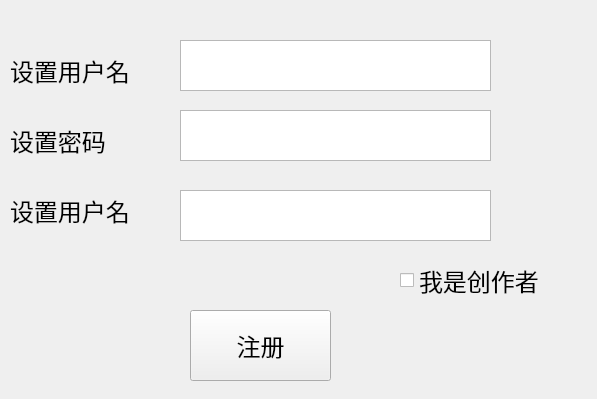
Old version of the form picstore/regist.ui in the repository Godsavelain/PicStore.
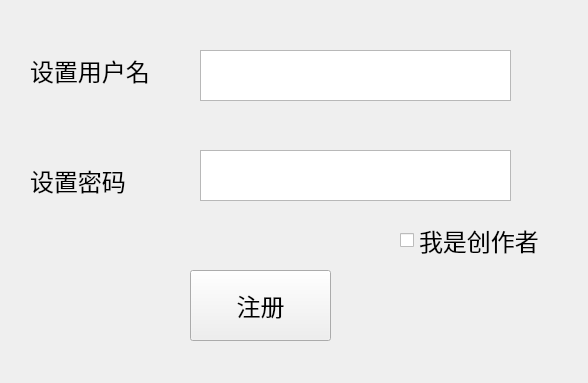
New version of the form.

```diff
--- a/picstore/regist.ui
+++ b/picstore/regist.ui
@@ -6,37 +6,18 @@
    <rect>
     <x>0</x>
     <y>0</y>
-    <width>597</width>
-    <height>399</height>
+    <width>588</width>
+    <height>383</height>
    </rect>
   </property>
   <property name="windowTitle">
    <string>Form</string>
   </property>
-  <widget class="QLabel" name="label">
-   <property name="geometry">
-    <rect>
-     <x>10</x>
-     <y>50</y>
-     <width>161</width>
-     <height>41</height>
-    </rect>
-   </property>
-   <property name="font">
-    <font>
-     <family>Arial</family>
-     <pointsize>18</pointsize>
-    </font>
-   </property>
-   <property name="text">
-    <string>设置用户名</string>
-   </property>
-  </widget>
   <widget class="QTextEdit" name="passwordin">
    <property name="geometry">
     <rect>
-     <x>180</x>
-     <y>110</y>
+     <x>200</x>
+     <y>150</y>
      <width>311</width>
      <height>51</height>
     </rect>
@@ -46,7 +27,7 @@
    <property name="geometry">
     <rect>
      <x>190</x>
-     <y>310</y>
+     <y>270</y>
      <width>141</width>
      <height>71</height>
     </rect>
@@ -64,8 +45,8 @@
   <widget class="QLabel" name="label_3">
    <property name="geometry">
     <rect>
-     <x>10</x>
-     <y>190</y>
+     <x>30</x>
+     <y>50</y>
      <width>161</width>
      <height>41</height>
     </rect>
@@ -80,21 +61,11 @@
     <string>设置用户名</string>
    </property>
   </widget>
-  <widget class="QTextEdit" name="usernamein">
-   <property name="geometry">
-    <rect>
-     <x>180</x>
-     <y>40</y>
-     <width>311</width>
-     <height>51</height>
-    </rect>
-   </property>
-  </widget>
   <widget class="QCheckBox" name="checkBox">
    <property name="geometry">
     <rect>
      <x>400</x>
-     <y>250</y>
+     <y>210</y>
      <width>211</width>
      <height>61</height>
     </rect>
@@ -109,11 +80,11 @@
     <string>我是创作者</string>
    </property>
   </widget>
-  <widget class="QTextEdit" name="passwordin_2">
+  <widget class="QTextEdit" name="usernamein">
    <property name="geometry">
     <rect>
-     <x>180</x>
-     <y>190</y>
+     <x>200</x>
+     <y>50</y>
      <width>311</width>
      <height>51</height>
     </rect>
@@ -122,8 +93,8 @@
   <widget class="QLabel" name="label_2">
    <property name="geometry">
     <rect>
-     <x>10</x>
-     <y>120</y>
+     <x>30</x>
+     <y>160</y>
      <width>161</width>
      <height>41</height>
     </rect>
```
